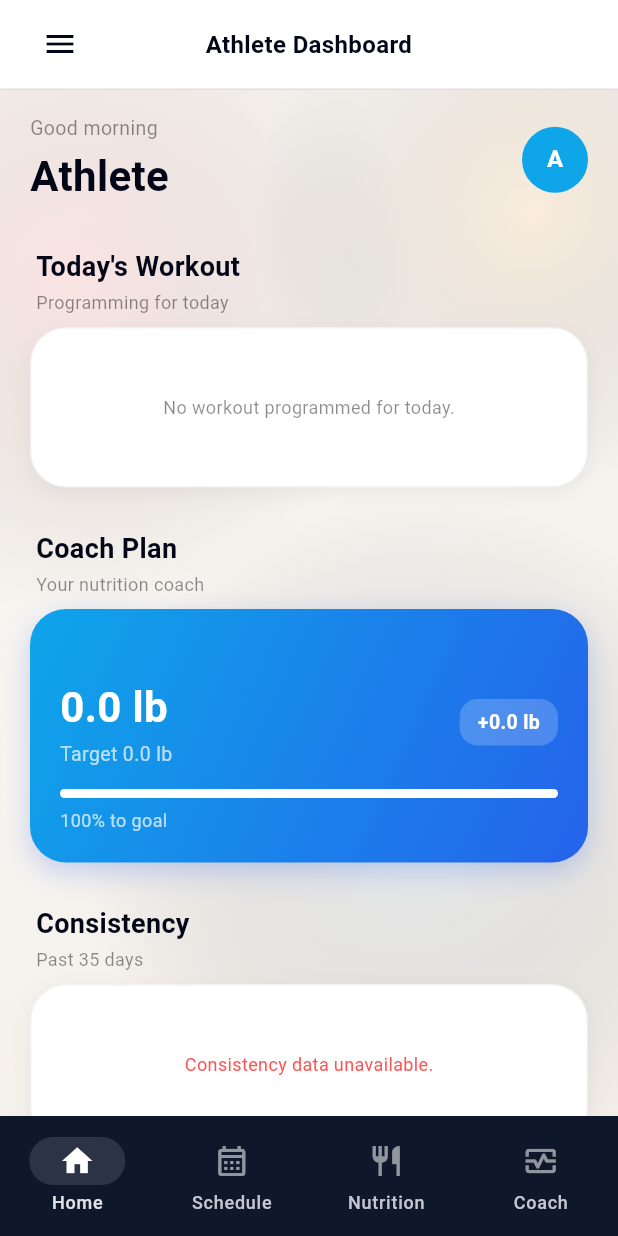
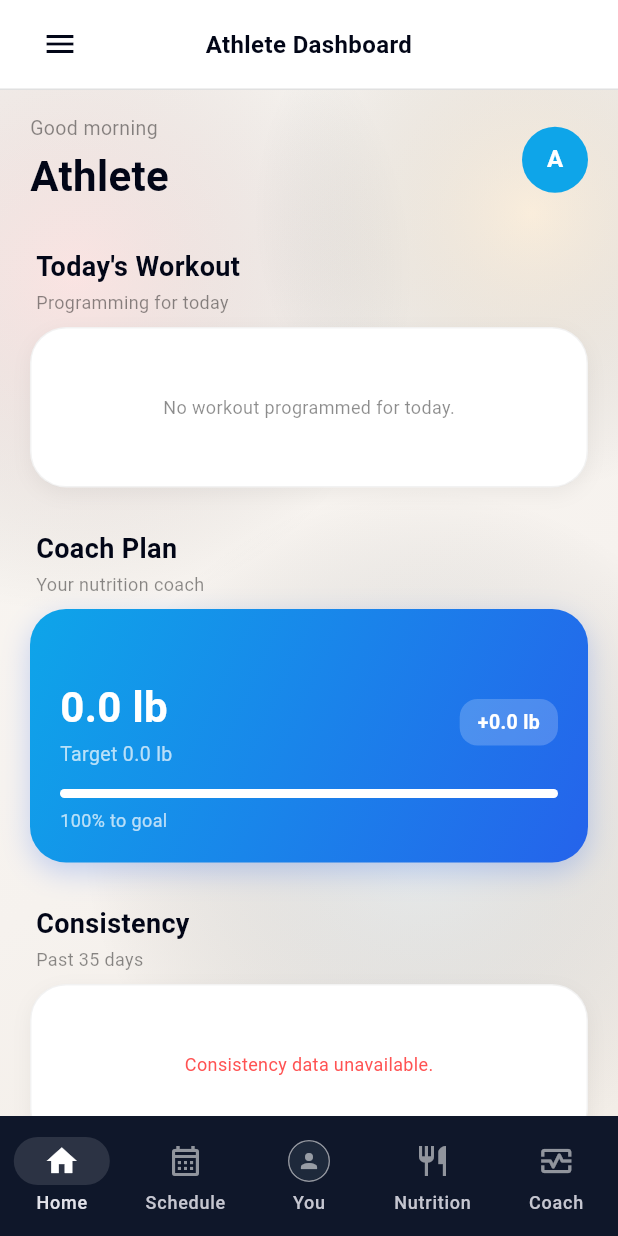
Before and after one commit to dfeleppa/elev8, a Flutter app: the screen it shows once a user with an empty profile is signed in, on a phone screen of 412 x 824 dp. Run offline on Flutter 3.47's test engine with Material 3 defaults, Android fonts, the phone set to English and light mode, and no system bars; our stand-ins replace flutter_dotenv, flutter_riverpod, go_router, supabase_flutter; accounts and stored records are empty; network calls fail.

Commit message:
Restore 5-tab bottom nav with center 'You' avatar tab
Reverts the Phase B collapse from 5→4 tabs. Layout is now:
  0. Home      → /athlete-dashboard
  1. Schedule  → /schedule
  2. You       → /account   (avatar image when available)
  3. Nutrition → /nutrition
  4. Coach     → /coach

The center tab uses the user's avatar_url from app_users when set,
falling back to a colored circle with their initial, then to a
generic person icon when neither is known. Selected state thickens
the white border so it pops in the dark Material 3 nav.

Changes:
- components/bottom_nav_bar.dart: restored the avatar destination
  at index 2. Switched the destinations list from `const` to a
  builder so the icon can read `userProfileProvider`. Pulls
  avatar_url + full_name on every nav build (cheap — Riverpod
  caches the FutureProvider, so this is just a watch).
- account_screen.dart: new screen behind /account. Renders a
  profile glass card (avatar + name + email), a quick-link card
  to the other tabs, and a Sign Out CTA with a confirm dialog.
  Sign-out triggers the existing router auth-redirect.
- main.dart: register /account → AccountScreen.
- nutrition_screen.dart: selectedIndex 2 → 3.
- coach_screen.dart: selectedIndex 3 → 4.

Other screens (Home, Schedule, Messenger, legacy Dashboard) keep
their existing selectedIndex values (0, 1, 0, 0) which still map
to the right destinations under the new 5-tab order.

https://claude.ai/code/session_01S5knWgD2M9DnpnLZ9Utdee

```diff
--- a/elev8_mobile/lib/coach_screen.dart
+++ b/elev8_mobile/lib/coach_screen.dart
@@ -64,7 +64,7 @@ class CoachScreen extends ConsumerWidget {
             ),
           ),
         ),
-        bottomNavigationBar: const Elev8BottomNavBar(selectedIndex: 3),
+        bottomNavigationBar: const Elev8BottomNavBar(selectedIndex: 4),
       ),
     );
   }
--- a/elev8_mobile/lib/components/bottom_nav_bar.dart
+++ b/elev8_mobile/lib/components/bottom_nav_bar.dart
@@ -5,8 +5,7 @@ import 'package:supabase_flutter/supabase_flutter.dart';
 
 /// Provider for the signed-in user's profile (name + avatar).
 ///
-/// Lives here for now because the bottom nav was the only consumer; once
-/// Phase C builds the dashboard header it will move to a shared location.
+/// Used by the bottom-nav avatar tab and the dashboard greeting header.
 final userProfileProvider = FutureProvider<Map<String, dynamic>?>((ref) async {
   final user = Supabase.instance.client.auth.currentUser;
   if (user == null) return null;
@@ -36,11 +35,13 @@ final userProfileProvider = FutureProvider<Map<String, dynamic>?>((ref) async {
   }
 });
 
-/// Bottom navigation bar — 4 tabs (Home, Schedule, Nutrition, Coach).
+/// Bottom navigation bar — 5 tabs.
 ///
-/// `Home` opens the athlete dashboard. The standalone `You` tab from the
-/// previous 5-tab layout was collapsed into Home; the avatar/profile entry
-/// point now lives in the dashboard header.
+///   0. Home      → /athlete-dashboard
+///   1. Schedule  → /schedule
+///   2. You       → /account   (renders avatar image when available)
+///   3. Nutrition → /nutrition
+///   4. Coach     → /coach
 class Elev8BottomNavBar extends ConsumerWidget {
   final int selectedIndex;
 
@@ -48,6 +49,10 @@ class Elev8BottomNavBar extends ConsumerWidget {
 
   @override
   Widget build(BuildContext context, WidgetRef ref) {
+    final profileAsync = ref.watch(userProfileProvider);
+    final avatarUrl = profileAsync.value?['avatar_url'] as String?;
+    final fullName = profileAsync.value?['full_name'] as String?;
+
     return NavigationBar(
       backgroundColor: const Color(0xFF0F172A),
       indicatorColor: Colors.white12,
@@ -61,30 +66,46 @@ class Elev8BottomNavBar extends ConsumerWidget {
             context.go('/schedule');
             break;
           case 2:
+            context.go('/account');
+            break;
+          case 3:
             context.go('/nutrition');
             break;
-          case 3:
+          case 4:
             context.go('/coach');
             break;
         }
       },
-      destinations: const [
-        NavigationDestination(
+      destinations: [
+        const NavigationDestination(
           icon: Icon(Icons.home_outlined, color: Colors.white54),
           selectedIcon: Icon(Icons.home, color: Colors.white),
           label: 'Home',
         ),
-        NavigationDestination(
+        const NavigationDestination(
           icon: Icon(Icons.calendar_month_outlined, color: Colors.white54),
           selectedIcon: Icon(Icons.calendar_month, color: Colors.white),
           label: 'Schedule',
         ),
         NavigationDestination(
+          icon: _AvatarIcon(
+            avatarUrl: avatarUrl,
+            fullName: fullName,
+            selected: false,
+          ),
+          selectedIcon: _AvatarIcon(
+            avatarUrl: avatarUrl,
+            fullName: fullName,
+            selected: true,
+          ),
+          label: 'You',
+        ),
+        const NavigationDestination(
           icon: Icon(Icons.restaurant_outlined, color: Colors.white54),
           selectedIcon: Icon(Icons.restaurant, color: Colors.white),
           label: 'Nutrition',
         ),
-        NavigationDestination(
+        const NavigationDestination(
           icon: Icon(Icons.monitor_heart_outlined, color: Colors.white54),
           selectedIcon: Icon(Icons.monitor_heart, color: Colors.white),
           label: 'Coach',
@@ -93,3 +114,62 @@ class Elev8BottomNavBar extends ConsumerWidget {
     );
   }
 }
+
+/// Circular avatar tab icon. Shows the user's avatar image when one is on
+/// their app_users row; falls back to a colored circle with their initial,
+/// or a generic person icon if no name is known.
+class _AvatarIcon extends StatelessWidget {
+  final String? avatarUrl;
+  final String? fullName;
+  final bool selected;
+
+  const _AvatarIcon({
+    required this.avatarUrl,
+    required this.fullName,
+    required this.selected,
+  });
+
+  @override
+  Widget build(BuildContext context) {
+    final borderColor = selected ? Colors.white : Colors.white54;
+    final size = 26.0;
+
+    Widget content;
+    if (avatarUrl != null && avatarUrl!.isNotEmpty) {
+      content = CircleAvatar(
+        radius: size / 2,
+        backgroundImage: NetworkImage(avatarUrl!),
+        backgroundColor: const Color(0xFF1E293B),
+      );
+    } else {
+      final initial = (fullName ?? '').trim().isNotEmpty
+          ? fullName!.trim()[0].toUpperCase()
+          : null;
+      content = CircleAvatar(
+        radius: size / 2,
+        backgroundColor: const Color(0xFF1E293B),
+        child: initial != null
+            ? Text(
+                initial,
+                style: TextStyle(
+                  color: borderColor,
+                  fontSize: 12,
+                  fontWeight: FontWeight.bold,
+                ),
+              )
+            : Icon(Icons.person, size: 16, color: borderColor),
+      );
+    }
+
+    return Container(
+      decoration: BoxDecoration(
+        shape: BoxShape.circle,
+        border: Border.all(
+          color: borderColor,
+          width: selected ? 2 : 1,
+        ),
+      ),
+      child: ClipOval(child: content),
+    );
+  }
+}
--- a/elev8_mobile/lib/main.dart
+++ b/elev8_mobile/lib/main.dart
@@ -8,6 +8,7 @@ import 'dashboard_screen.dart';
 import 'nutrition_screen.dart';
 import 'schedule_screen.dart';
 import 'athlete_dashboard_screen.dart';
+import 'account_screen.dart';
 import 'messenger_screen.dart';
 import 'auth_screen.dart';
 import 'coach_screen.dart';
@@ -106,6 +107,10 @@ final routerProvider = Provider<GoRouter>((ref) {
         builder: (context, state) => const AthleteDashboardScreen(),
       ),
       GoRoute(
+        path: '/account',
+        builder: (context, state) => const AccountScreen(),
+      ),
+      GoRoute(
         path: '/messenger',
         builder: (context, state) => const MessengerScreen(),
       ),
--- a/elev8_mobile/lib/nutrition_screen.dart
+++ b/elev8_mobile/lib/nutrition_screen.dart
@@ -205,7 +205,7 @@ class NutritionScreen extends ConsumerWidget {
             ],
           ),
         ),
-        bottomNavigationBar: const Elev8BottomNavBar(selectedIndex: 2),
+        bottomNavigationBar: const Elev8BottomNavBar(selectedIndex: 3),
       ),
     );
   }
```
Also changed, not shown: elev8_mobile/lib/account_screen.dart (added, +241 -0 lines).
